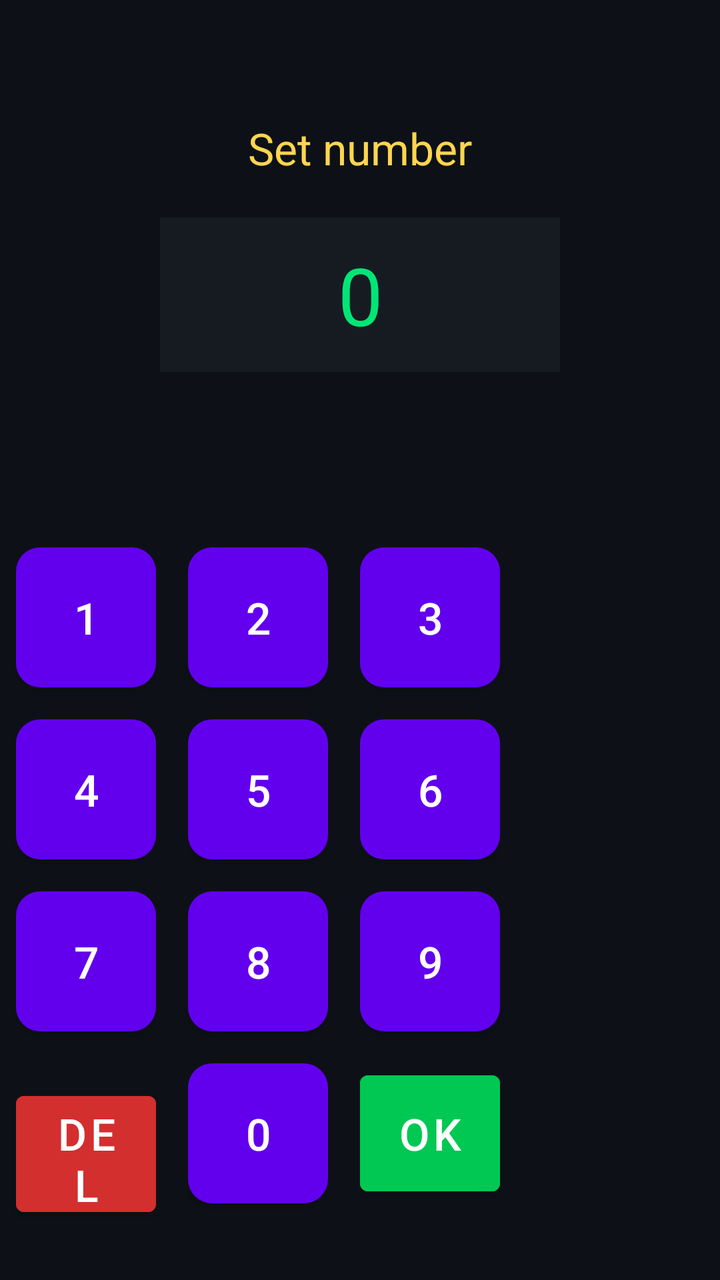
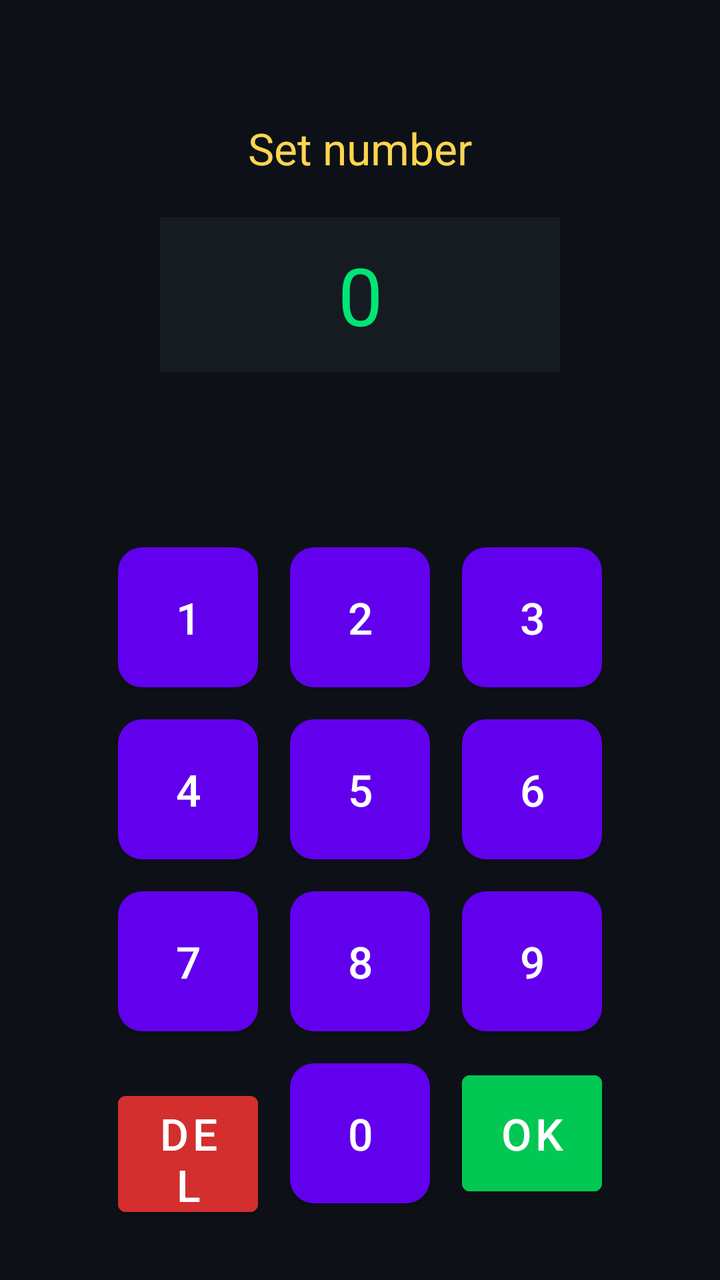

Before-and-after screenshots of an Android layout around one commit, followed by the original layout XML and the change that was made.
<!-- AndroidManifest.xml: fallback theme Theme.MaterialComponents.DayNight.NoActionBar -->
<!-- res/layout/activity_setup.xml -->
<?xml version="1.0" encoding="utf-8"?>
<LinearLayout
    xmlns:android="http://schemas.android.com/apk/res/android"
    android:layout_width="match_parent"
    android:layout_height="match_parent"
    android:orientation="vertical"
    android:background="#0D1117">

    
    <LinearLayout
        android:layout_width="match_parent"
        android:layout_height="0dp"
        android:layout_weight="1"
        android:orientation="vertical"
        android:gravity="center">


        <TextView
            android:id="@+id/titleText"
            android:text="Set number"
            android:textSize="22sp"
            android:textColor="#FFD54F"
            android:layout_marginBottom="20dp"
            android:layout_width="wrap_content"
            android:layout_height="wrap_content"/>
    
        
        <TextView
            android:id="@+id/inputDisplay"
            android:text="0"
            android:textSize="40sp"
            android:textColor="#00E676"
            android:background="#161B22"
            android:padding="12dp"
            android:gravity="center"
            android:layout_marginBottom="20dp"
            android:layout_width="200dp"
            android:layout_height="wrap_content"/>
    </LinearLayout>

    
    <LinearLayout
        android:id="@+id/keypadContainer"
        android:layout_width="match_parent"
        android:layout_height="wrap_content"
        android:gravity="center"
        android:paddingBottom="20dp">

        
        <GridLayout
            android:layout_width="match_parent"
            android:layout_height="wrap_content"
            android:gravity="center"
            android:columnCount="3">
    
            <Button
                android:id="@+id/btn1"
                android:text="1"
                android:layout_width="70dp"
                android:layout_height="70dp"
                android:layout_margin="8dp"
                android:textSize="22sp"
                android:textColor="#FFFFFF"
                android:background="@drawable/keypad_btn"/>
                
            <Button 
                android:id="@+id/btn2" 
                android:text="2"
                android:layout_width="70dp"
                android:layout_height="70dp"
                android:layout_margin="8dp"
                android:textSize="22sp"
                android:textColor="#FFFFFF"
                android:background="@drawable/keypad_btn"/>
                
            <Button android:id="@+id/btn3" android:text="3"
                android:layout_width="70dp"
                android:layout_height="70dp"
                android:layout_margin="8dp"
                android:textSize="22sp"
                android:textColor="#FFFFFF"
                android:background="@drawable/keypad_btn"/>
    
            <Button android:id="@+id/btn4" android:text="4"
                android:layout_width="70dp"
                android:layout_height="70dp"
                android:layout_margin="8dp"
                android:textSize="22sp"
                android:textColor="#FFFFFF"
                android:background="@drawable/keypad_btn"/>
            <Button android:id="@+id/btn5" android:text="5"
                android:layout_width="70dp"
                android:layout_height="70dp"
                android:layout_margin="8dp"
                android:textSize="22sp"
                android:textColor="#FFFFFF"
                android:background="@drawable/keypad_btn"/>
            <Button android:id="@+id/btn6" android:text="6"
                android:layout_width="70dp"
                android:layout_height="70dp"
                android:layout_margin="8dp"
                android:textSize="22sp"
                android:textColor="#FFFFFF"
                android:background="@drawable/keypad_btn"/>
    
            <Button android:id="@+id/btn7" android:text="7"
                android:layout_width="70dp"
                android:layout_height="70dp"
                android:layout_margin="8dp"
                android:textSize="22sp"
                android:textColor="#FFFFFF"
                android:background="@drawable/keypad_btn"/>
            <Button android:id="@+id/btn8" android:text="8"
                android:layout_width="70dp"
                android:layout_height="70dp"
                android:layout_margin="8dp"
                android:textSize="22sp"
                android:textColor="#FFFFFF"
                android:background="@drawable/keypad_btn"/>
            <Button android:id="@+id/btn9" android:text="9"
                android:layout_width="70dp"
                android:layout_height="70dp"
                android:layout_margin="8dp"
                android:textSize="22sp"
                android:textColor="#FFFFFF"
                android:background="@drawable/keypad_btn"/>
    
            <Button android:id="@+id/btnDel" android:text="DEL"
                android:layout_width="70dp"
                android:layout_height="70dp"
                android:layout_margin="8dp"
                android:textSize="22sp"
                android:textColor="#FFFFFF"
                android:backgroundTint="#D32F2F"/>
            <Button android:id="@+id/btn0" android:text="0"
                android:layout_width="70dp"
                android:layout_height="70dp"
                android:layout_margin="8dp"
                android:textSize="22sp"
                android:textColor="#FFFFFF"
                android:background="@drawable/keypad_btn"/>
            <Button android:id="@+id/btnOk" android:text="OK"
                android:layout_width="70dp"
                android:layout_height="70dp"
                android:layout_margin="8dp"
                android:textSize="22sp"
                android:textColor="#FFFFFF"
                android:backgroundTint="#00C853"/>
    
        </GridLayout>
    </LinearLayout>
</LinearLayout>
<!-- resources referenced by this layout -->
<resources>
  <!-- drawable keypad_btn (drawable) -->
  <?xml version="1.0" encoding="utf-8"?>
  <selector xmlns:android="http://schemas.android.com/apk/res/android">
  
      
      <item android:state_pressed="true">
          <shape>
              <solid android:color="#1F6FEB"/>
              <corners android:radius="12dp"/>
          </shape>
      </item>
  
      
      <item>
          <shape>
              <solid android:color="#30363D"/>
              <corners android:radius="12dp"/>
          </shape>
      </item>
  
  </selector>
</resources>

<!-- the commit's change to res/layout/activity_setup.xml (unified diff, before → after) -->
@@ -48,7 +48,7 @@
 
         
         <GridLayout
-            android:layout_width="match_parent"
+            android:layout_width="wrap_content"
             android:layout_height="wrap_content"
             android:gravity="center"
             android:columnCount="3">
